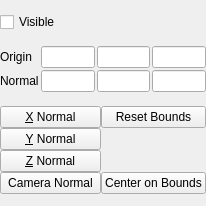
wildmichael/ParaView3-enhancements-old, file Qt/Components/Resources/UI/pqImplicitPlaneWidget.ui: the form before one commit.
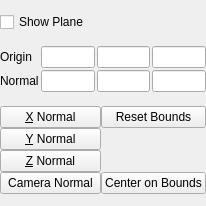
The form after the commit.

Commit message: ENH:  Clarify labels for 3d widgets.

```diff
--- a/Qt/Components/Resources/UI/pqImplicitPlaneWidget.ui
+++ b/Qt/Components/Resources/UI/pqImplicitPlaneWidget.ui
@@ -25,7 +25,7 @@
    <item>
     <widget class="QCheckBox" name="show3DWidget" >
      <property name="text" >
-      <string>Visible</string>
+      <string>Show Plane</string>
      </property>
     </widget>
    </item>
```
The commit also changes 2 other files.
